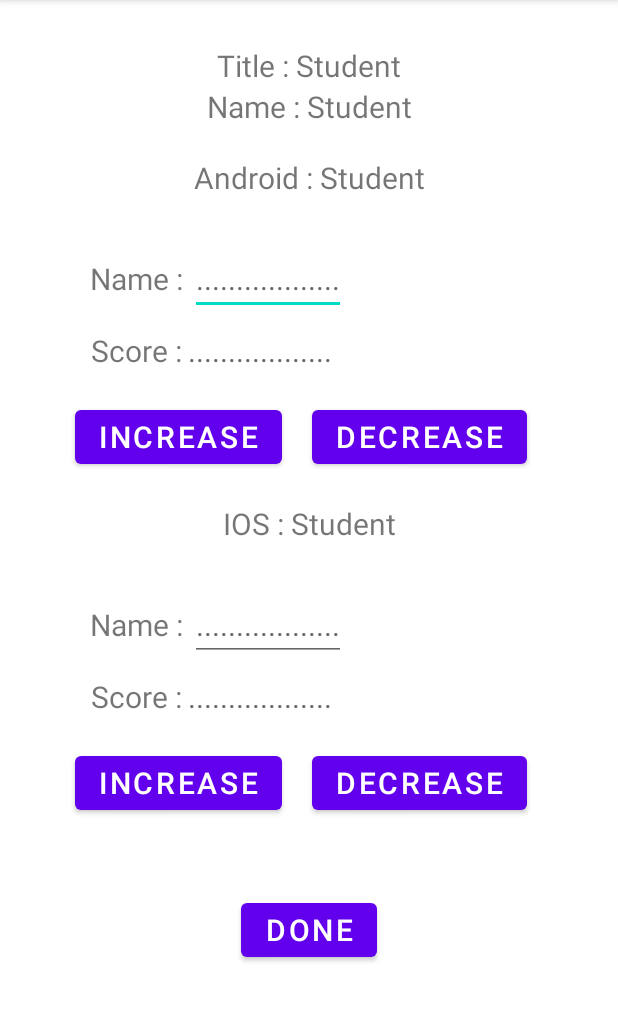
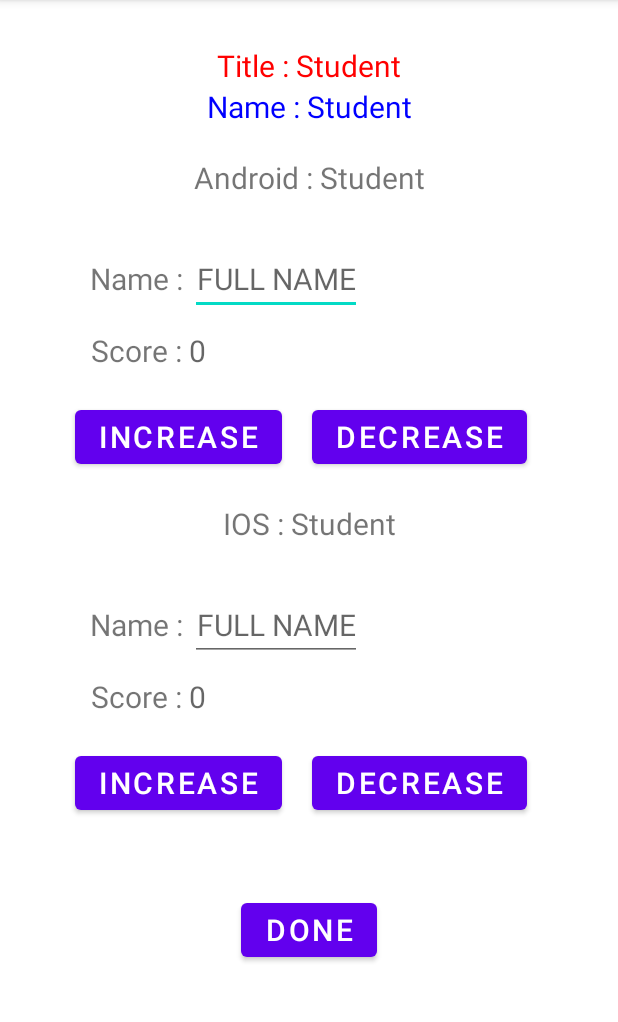
Before and after one commit to pham-van-tuy/15082021android, an Android app: the screen it shows after launch (DataInput), after a tap on "START", on a phone screen of 412 x 824 dp, the part 84-1106 px from its top. Run offline under Robolectric (Android 15) with nearby library versions, the phone set to English and light mode, and no system bars.

Commit message:
11082021ANDROIDOOP

```diff
--- a/app/src/main/java/com/example/learn09082021v001/DataInput.kt
+++ b/app/src/main/java/com/example/learn09082021v001/DataInput.kt
@@ -14,9 +14,6 @@ class DataInput : AppCompatActivity() {
         super.onCreate(savedInstanceState)
         setContentView(R.layout.activity_data_input)
         val ScoreOOP :NameScoreOOP = NameScoreOOP ()
-        val a: Int =1
-
-
         // FIND VIEW BY ID
         val edtNameAndroid = findViewById<EditText>(R.id.edtNameAndroid)
         val edtNameIOS = findViewById<EditText>(R.id.edtNameIOS)
@@ -60,11 +57,7 @@ class DataInput : AppCompatActivity() {
                 ScoreOOP.ScoreInPutIOS = ScoreOOP.ScoreInPutIOS - 1
                 tvScoreIOS.setText(ScoreOOP.ScoreInPutIOS.toString())
             }
-            else Toast.makeText(this, "DATA CHANGE FAIL", Toast.LENGTH_SHORT).show()
-
-        }
-
-
+            else Toast.makeText(this, "DATA CHANGE FAIL", Toast.LENGTH_SHORT).show() }
 
         btnDone.setOnClickListener {
 
--- a/app/src/main/java/com/example/learn09082021v001/MainActivity.kt
+++ b/app/src/main/java/com/example/learn09082021v001/MainActivity.kt
@@ -17,9 +17,7 @@ class MainActivity : AppCompatActivity() {
         val tvViewNameIOS = findViewById<TextView>(R.id.tvViewNameIOS)
         val tvViewScoreAndroid = findViewById<TextView>(R.id.tvViewScoreAndroid)
         val tvViewScoreIOS = findViewById<TextView>(R.id.tvViewScoreIOS)
-        var btnStartReset = findViewById<Button>(R.id.btnStartReset)
-
-
+        val btnStartReset = findViewById<Button>(R.id.btnStartReset)
 
         // DATA GETEXTRA
 
@@ -41,23 +39,13 @@ class MainActivity : AppCompatActivity() {
             {val intent: Intent = Intent (this ,DataInput::class.java)
             startActivity(intent) }
             else
-            {
-                tvViewNameAndroid.setText( "")
+            {   tvViewNameAndroid.setText( "")
                 tvViewNameIOS.setText("")
                 tvViewScoreAndroid.setText("")
                 tvViewScoreIOS.setText("")
-                btnStartReset.setText("START")
-
-            }
-
+                btnStartReset.setText("START") }
 
         }
 
-
-
-        // FineViewByid
-
-
-
     }
 }
--- a/app/src/main/res/layout/activity_data_input.xml
+++ b/app/src/main/res/layout/activity_data_input.xml
@@ -1,4 +1,5 @@
 <?xml version="1.0" encoding="utf-8"?>
+
 <LinearLayout
     xmlns:android="http://schemas.android.com/apk/res/android"
     xmlns:tools="http://schemas.android.com/tools"
@@ -14,6 +15,7 @@
         android:text="Title : Student"
         android:textAlignment="center"
         android:textSize="20dp"
+        android:textColor="#FF0000"
         />
     <TextView
         android:layout_width="match_parent"
@@ -21,6 +23,7 @@
         android:text="Name : Student"
         android:textAlignment="center"
         android:textSize="20dp"
+        android:textColor="#0000FF"
         />
     <TextView
         android:layout_marginTop="20dp"
@@ -47,9 +50,10 @@
             android:layout_marginTop="30dp"
             android:layout_width="wrap_content"
             android:layout_height="wrap_content"
-            android:hint=".................."
+            android:hint="FULL NAME"
             android:textAlignment="center"
             android:inputType="textPersonName"
+            android:textColor="#0000FF"
             android:textSize="20dp"/>
     </LinearLayout>
     <LinearLayout
@@ -70,7 +74,7 @@
             android:layout_width="wrap_content"
             android:layout_height="wrap_content"
             android:layout_marginTop="10dp"
-            android:hint=".................."
+            android:hint="0"
             android:textAlignment="center"
             android:textSize="20dp"
             android:inputType="number"/>
@@ -126,9 +130,10 @@
             android:layout_width="wrap_content"
             android:layout_height="wrap_content"
             android:layout_marginTop="30dp"
-            android:hint=".................."
+            android:hint="FULL NAME"
             android:inputType="textPersonName"
             android:textAlignment="center"
+            android:textColor="#0000FF"
             android:textSize="20dp" />
     </LinearLayout>
     <LinearLayout
@@ -149,7 +154,7 @@
             android:layout_width="wrap_content"
             android:layout_height="wrap_content"
             android:layout_marginTop="10dp"
-            android:hint=".................."
+            android:hint="0"
             android:textAlignment="center"
             android:textSize="20dp"
             android:inputType="number"/>
--- a/app/src/main/res/layout/activity_main.xml
+++ b/app/src/main/res/layout/activity_main.xml
@@ -14,6 +14,7 @@
         android:text="Title : Student"
         android:textAlignment="center"
         android:textSize="20dp"
+        android:textColor="#FF0000"
         />
     <TextView
         android:layout_width="match_parent"
@@ -21,6 +22,7 @@
         android:text="Name : Student"
         android:textAlignment="center"
         android:textSize="20dp"
+        android:textColor="#0000FF"
         />
     <TextView
         android:layout_marginTop="40dp"
@@ -42,14 +44,16 @@
             android:layout_marginLeft="60dp"
             android:textAlignment="center"
             android:textSize="20dp"/>
+
         <TextView
-            android:layout_marginTop="20dp"
+            android:id="@+id/tvViewNameAndroid"
             android:layout_width="wrap_content"
             android:layout_height="wrap_content"
+            android:layout_marginTop="20dp"
             android:hint=".................."
             android:textAlignment="center"
-            android:id="@+id/tvViewNameAndroid"
-            android:textSize="20dp"/>
+            android:textColor="#0000FF"
+            android:textSize="20dp" />
     </LinearLayout>
     <LinearLayout
         android:layout_width="match_parent"
@@ -100,6 +104,7 @@
             android:hint=".................."
             android:textAlignment="center"
             android:id="@+id/tvViewNameIOS"
+            android:textColor="#0000FF"
             android:textSize="20dp"/>
     </LinearLayout>
     <LinearLayout
```
